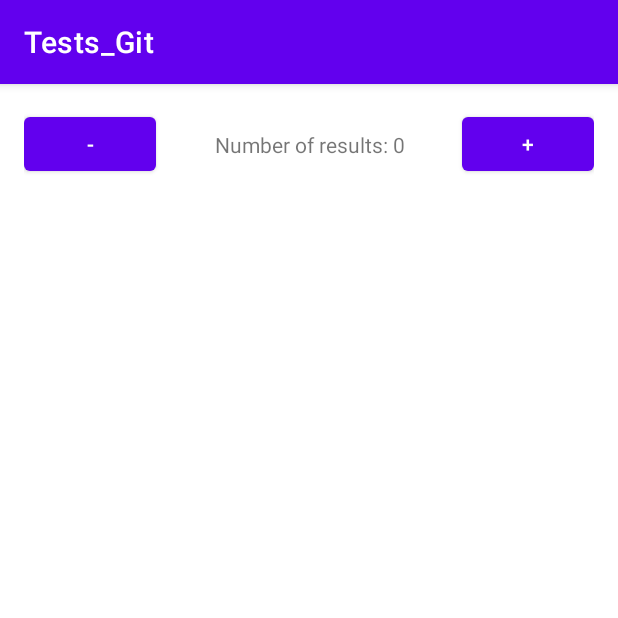
After one commit to bartex12/Tests, an Android app: the DetailsFragment screen opened directly, with no data from a screen before it, on a phone screen of 412 x 824 dp, the top half of it. The commit adds this screen. Run offline under Robolectric (Android 15) with nearby library versions, the phone set to English and light mode, and no system bars; 2 statements that could not run were skipped.

Commit message:
less7 veb делаю

```diff
--- a/app/build.gradle
+++ b/app/build.gradle
@@ -66,6 +66,7 @@ android {
 dependencies {
     implementation 'com.squareup.retrofit2:retrofit:2.9.0'
     implementation 'com.squareup.retrofit2:converter-gson:2.9.0'
+
     implementation "org.jetbrains.kotlin:kotlin-stdlib:$kotlin_version"
     implementation 'androidx.core:core-ktx:1.3.2'
     implementation 'androidx.appcompat:appcompat:1.2.0'
@@ -101,6 +102,9 @@ dependencies {
     testRuntimeOnly("org.junit.jupiter:junit-jupiter-engine:5.7.2")
     testRuntimeOnly("org.junit.vintage:junit-vintage-engine:5.7.2")
 
+    //Fragment
+    debugImplementation 'androidx.fragment:fragment-testing:1.3.5'
+
     testImplementation(platform("org.junit:junit-bom:5.7.2"))
     testImplementation("org.junit.jupiter:junit-jupiter")
 }
--- a/app/src/main/java/com/geekbrains/tests/view/details/DetailsActivity.kt
+++ b/app/src/main/java/com/geekbrains/tests/view/details/DetailsActivity.kt
@@ -10,43 +10,24 @@ import com.geekbrains.tests.presenter.details.PresenterDetailsContract
 import kotlinx.android.synthetic.main.activity_details.*
 import java.util.*
 
-class DetailsActivity : AppCompatActivity(), ViewDetailsContract {
-
-    private val presenter: PresenterDetailsContract = DetailsPresenter()
+class DetailsActivity : AppCompatActivity() {
 
     override fun onCreate(savedInstanceState: Bundle?) {
         super.onCreate(savedInstanceState)
         setContentView(R.layout.activity_details)
 
-        presenter.onAttach(this)
-        setUI()
-    }
-
-    override fun onDestroy() {
-        super.onDestroy()
-        presenter.onDetach()
-    }
-
-    private fun setUI() {
-        val count = intent.getIntExtra(TOTAL_COUNT_EXTRA, 0)
-        presenter.setCounter(count)
-        setCountText(count)
-        decrementButton.setOnClickListener { presenter.onDecrement() }
-        incrementButton.setOnClickListener { presenter.onIncrement() }
-    }
-
-    override fun setCount(count: Int) {
-        setCountText(count)
-    }
-
-    private fun setCountText(count: Int) {
-        totalCountTextView.text =
-            String.format(Locale.getDefault(), getString(R.string.results_count), count)
+        //запускаем фрагмент с количеством, взятым из интента
+        supportFragmentManager.beginTransaction()
+            .add(
+                R.id.detailsFragmentContainer,
+                DetailsFragment.newInstance(intent.getIntExtra(TOTAL_COUNT_EXTRA, 0))
+            )
+            .commitAllowingStateLoss()
     }
 
     companion object {
 
-        const val TOTAL_COUNT_EXTRA = "TOTAL_COUNT_EXTRA"
+        private const val TOTAL_COUNT_EXTRA = "TOTAL_COUNT_EXTRA"
 
         fun getIntent(context: Context, totalCount: Int): Intent {
             return Intent(context, DetailsActivity::class.java).apply {
@@ -54,4 +35,5 @@ class DetailsActivity : AppCompatActivity(), ViewDetailsContract {
             }
         }
     }
+
 }
--- /dev/null
+++ b/app/src/main/java/com/geekbrains/tests/view/details/DetailsFragment.kt
@@ -0,0 +1,58 @@
+package com.geekbrains.tests.view.details
+
+import android.os.Bundle
+import android.view.LayoutInflater
+import android.view.View
+import android.view.ViewGroup
+import androidx.core.os.bundleOf
+import androidx.fragment.app.Fragment
+import com.geekbrains.tests.R
+import com.geekbrains.tests.presenter.details.DetailsPresenter
+import com.geekbrains.tests.presenter.details.PresenterDetailsContract
+import kotlinx.android.synthetic.main.fragment_details.*
+import java.util.*
+
+class DetailsFragment : Fragment(), ViewDetailsContract {
+
+    private val presenter: PresenterDetailsContract = DetailsPresenter(this)
+
+    override fun onCreateView(
+        inflater: LayoutInflater, container: ViewGroup?,
+        savedInstanceState: Bundle?
+    ): View? {
+        return inflater.inflate(R.layout.fragment_details, container, false)
+    }
+
+    override fun onViewCreated(view: View, savedInstanceState: Bundle?) {
+        super.onViewCreated(view, savedInstanceState)
+        setUI()
+    }
+
+    private fun setUI() {
+        arguments?.let {
+            val counter = it.getInt(TOTAL_COUNT_EXTRA, 0)
+            presenter.setCounter(counter)
+            setCountText(counter)
+        }
+        decrementButton.setOnClickListener { presenter.onDecrement() }
+        incrementButton.setOnClickListener { presenter.onIncrement() }
+    }
+
+    override fun setCount(count: Int) {
+        setCountText(count)
+    }
+
+    private fun setCountText(count: Int) {
+        totalCountTextView.text =
+            String.format(Locale.getDefault(), getString(R.string.results_count), count)
+    }
+
+    companion object {
+
+        private const val TOTAL_COUNT_EXTRA = "TOTAL_COUNT_EXTRA"
+
+        @JvmStatic
+        fun newInstance(counter: Int) =
+            DetailsFragment().apply { arguments = bundleOf(TOTAL_COUNT_EXTRA to counter) }
+    }
+}
--- /dev/null
+++ b/app/src/main/res/layout/fragment_details.xml
@@ -0,0 +1,36 @@
+<?xml version="1.0" encoding="utf-8"?>
+<androidx.constraintlayout.widget.ConstraintLayout xmlns:android="http://schemas.android.com/apk/res/android"
+    xmlns:app="http://schemas.android.com/apk/res-auto"
+    xmlns:tools="http://schemas.android.com/tools"
+    android:layout_width="match_parent"
+    android:layout_height="match_parent"
+    android:padding="@dimen/margin">
+
+    <Button
+        android:id="@+id/decrementButton"
+        android:layout_width="wrap_content"
+        android:layout_height="wrap_content"
+        android:text="@string/decrement_text"
+        app:layout_constraintStart_toStartOf="parent"
+        app:layout_constraintTop_toTopOf="parent" />
+
+    <TextView
+        android:id="@+id/totalCountTextView"
+        android:layout_width="match_parent"
+        android:layout_height="wrap_content"
+        android:gravity="center_horizontal"
+        android:text="@string/results_count"
+        app:layout_constraintBottom_toBottomOf="@+id/decrementButton"
+        app:layout_constraintStart_toEndOf="@+id/decrementButton"
+        app:layout_constraintTop_toTopOf="@+id/decrementButton"
+        tools:text="Number of results: 100" />
+
+    <Button
+        android:id="@+id/incrementButton"
+        android:layout_width="wrap_content"
+        android:layout_height="wrap_content"
+        android:text="@string/increment_text"
+        app:layout_constraintBottom_toBottomOf="@+id/decrementButton"
+        app:layout_constraintEnd_toEndOf="parent"
+        app:layout_constraintTop_toTopOf="@+id/decrementButton" />
+</androidx.constraintlayout.widget.ConstraintLayout>
```
Also changed, not shown: app/src/main/java/com/geekbrains/tests/presenter/details/DetailsPresenter.kt (+2 -3 lines), app/src/main/java/com/geekbrains/tests/view/search/MainActivity.kt (+0 -5 lines), app/src/main/res/layout/activity_details.xml (+3 -42 lines).
